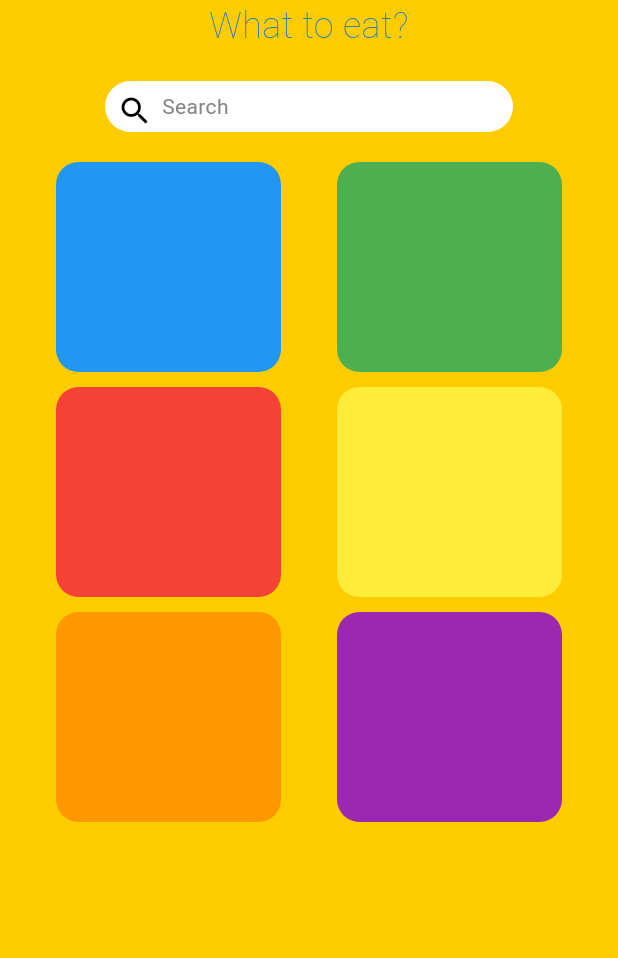
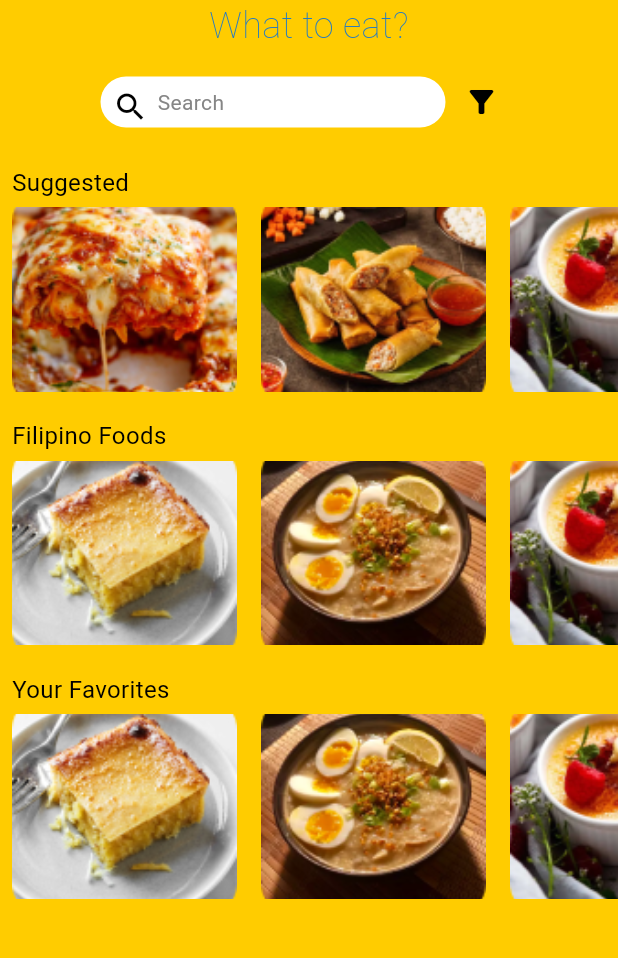
Before and after one commit to laragrace30/meals_app, a Flutter app: the Categories screen opened directly, on a phone screen of 412 x 824 dp, the part 165-1123 px from its top. Run offline on Flutter 3.47's test engine with Material 3 defaults, Android fonts, the phone set to English and light mode, and no system bars.

Commit message:
Added images to the container and another widget

```diff
--- a/lib/screens/categories.dart
+++ b/lib/screens/categories.dart
@@ -1,6 +1,6 @@
 import 'package:flutter/material.dart';
 import 'package:flutter/services.dart';
-import 'package:meals_app/widget/maindrawer.dart';
+import 'package:meals_app/widget/category_container.dart';
 
 class Categories extends StatelessWidget {
   const Categories({super.key});
@@ -19,8 +19,7 @@ class Categories extends StatelessWidget {
       body: SafeArea(
         child: Stack(
           children: [
-            ListView(
-              physics: const BouncingScrollPhysics(),
+            ListView(physics: const BouncingScrollPhysics(),
              children: [
               Image.asset(
                 'assets/images/yummersLogo 1.png',
@@ -31,22 +30,21 @@ class Categories extends StatelessWidget {
                   style: TextStyle(
                       color: Color(0xFF277BC0),
                       fontSize: 24,
-                 fontWeight: FontWeight.w200
-                )),
-                const SizedBox(height: 20),
-                Padding(
-                  padding: const EdgeInsets.symmetric(horizontal:70),
-                  child: Container(
+                      fontWeight: FontWeight.w200)),
+              const SizedBox(height: 10),
+              Row(
+                mainAxisAlignment: MainAxisAlignment.center,
+                children: [
+                  Container(
                     height: 34,
-                    width: 100,
+                    width: 230,
                     decoration: BoxDecoration(
                         borderRadius: BorderRadius.circular(20),
-                      color: Colors.white
-                    ),
+                        color: Colors.white),
                     child: const Row(
                       children: [
                         Padding(
-                          padding: EdgeInsets.only(top:8, left:8, bottom:8),
+                          padding: EdgeInsets.only(top: 8, left: 8, bottom: 8),
                           child: Icon(
                             Icons.search,
                             color: Colors.black,
@@ -63,79 +61,86 @@ class Categories extends StatelessWidget {
                       ],
                     ),
                   ),
-                ),
-                const SizedBox(height: 20),
-                Column(
-                  children: [
-                    Row(
-                      mainAxisAlignment: MainAxisAlignment.spaceEvenly,
-                      children: [
-                        Container(
-                          height: 140,
-                          width: 150,
-                          decoration: BoxDecoration(
-                            color: Colors.blue,
-                            borderRadius: BorderRadius.circular(15),
-                          ),
-                        ),
-                        Container(
-                          height: 140,
-                          width: 150,
-                          decoration: BoxDecoration(
-                            color: Colors.green,
-                            borderRadius: BorderRadius.circular(15),
-                          ),
+                  IconButton(
+                    onPressed: () {},
+                    icon: const Icon(Icons.filter_alt),
+                    color: Colors.black,
                   ),
                 ],
               ),
               const SizedBox(height: 10),
-                    Row(
-                      mainAxisAlignment: MainAxisAlignment.spaceEvenly,
-                      children: [
-                        Container(
-                          height: 140,
-                          width: 150,
-                          decoration: BoxDecoration(
-                            color: Colors.red,
-                            borderRadius: BorderRadius.circular(15),
+              const Padding(
+                padding: EdgeInsets.only(left:8, top: 8,bottom:5),
+                child: Text('Suggested',
+                style: TextStyle(
+                  fontSize: 16,
+                  color: Colors.black
+                )),
+              ),
+              SizedBox(
+                height: 123,
+                child: ListView(
+                  scrollDirection: Axis.horizontal,
+                  physics: const BouncingScrollPhysics(),
+                  children: const [
+                    CategoryContainer(
+                        imagePath: 'assets/images/Rectangle 4.png'),
+                    CategoryContainer(
+                        imagePath: 'assets/images/Rectangle 5.png'),
+                    CategoryContainer(
+                        imagePath: 'assets/images/Rectangle 6.png'),
+                  ],
                 ),
               ),
-                        Container(
-                          height: 140,
-                          width: 150,
-                          decoration: BoxDecoration(
-                            color: Colors.yellow,
-                            borderRadius: BorderRadius.circular(15),
+              const SizedBox(height: 10),
+              const Padding(
+                padding: EdgeInsets.only(left:8, top: 8,bottom:5),
+                child: Text('Filipino Foods',
+                style: TextStyle(
+                  fontSize: 16,
+                  color: Colors.black
+                )),
+              ),
+              SizedBox(
+                height: 123,
+                child: ListView(
+                  scrollDirection: Axis.horizontal,
+                  physics: const BouncingScrollPhysics(),
+                  children: const [
+                    CategoryContainer(
+                        imagePath: 'assets/images/Rectangle 7.png'),
+                    CategoryContainer(
+                        imagePath: 'assets/images/Rectangle 8.png'),
+                    CategoryContainer(
+                        imagePath: 'assets/images/Rectangle 6.png'),
+                  ],
                 ),
               ),
+              const SizedBox(height: 10),
+              const Padding(
+                padding: EdgeInsets.only(left:8, top: 8,bottom:5),
+                child: Text('Your Favorites',
+                style: TextStyle(
+                  fontSize: 16,
+                  color: Colors.black
+                )),
+              ),
+              SizedBox(
+                height: 123,
+                child: ListView(
+                  scrollDirection: Axis.horizontal,
+                  physics: const BouncingScrollPhysics(),
+                  children: const [
+                    CategoryContainer(
+                        imagePath: 'assets/images/Rectangle 7.png'),
+                    CategoryContainer(
+                        imagePath: 'assets/images/Rectangle 8.png'),
+                    CategoryContainer(
+                        imagePath: 'assets/images/Rectangle 6.png'),
                   ],
                 ),
-                    const SizedBox(height: 10),
-                    Row(
-                      mainAxisAlignment: MainAxisAlignment.spaceEvenly,
-                      children: [
-                        Container(
-                          height: 140,
-                          width: 150,
-                          decoration: BoxDecoration(
-                            color: Colors.orange,
-                            borderRadius: BorderRadius.circular(15),
               ),
-                        ),
-                        Container(
-                          height: 140,
-                          width: 150,
-                          decoration: BoxDecoration(
-                            color: Colors.purple,
-                            borderRadius: BorderRadius.circular(15),
-                          ),
-                        ),
-                      ],
-                    ),
-                  ],
-                ),
-              ]
-            ),
+            ]),
           ],
         ),
       ),
--- /dev/null
+++ b/lib/widget/category_container.dart
@@ -0,0 +1,24 @@
+import 'package:flutter/material.dart';
+
+class CategoryContainer extends StatelessWidget {
+  final String imagePath;
+
+  const CategoryContainer({Key? key, required this.imagePath}) : super(key: key);
+
+  @override
+  Widget build(BuildContext context) {
+    return Container(
+      height: 140,
+      width: 150,
+      margin: const EdgeInsets.symmetric(horizontal: 8),
+      decoration: BoxDecoration(
+        color: Colors.blue,
+        borderRadius: BorderRadius.circular(15),
+      ),
+      child: Image.asset(
+        imagePath,
+        fit: BoxFit.cover,
+      ),
+    );
+  }
+}
```
Also changed, not shown: assets/images/Rectangle 4.png (added), assets/images/Rectangle 5.png (added), assets/images/Rectangle 6.png (added), assets/images/Rectangle 7.png (added), assets/images/Rectangle 8.png (added), assets/images/image 3.png (added). Lines whose indentation alone changed are shown as unchanged.
